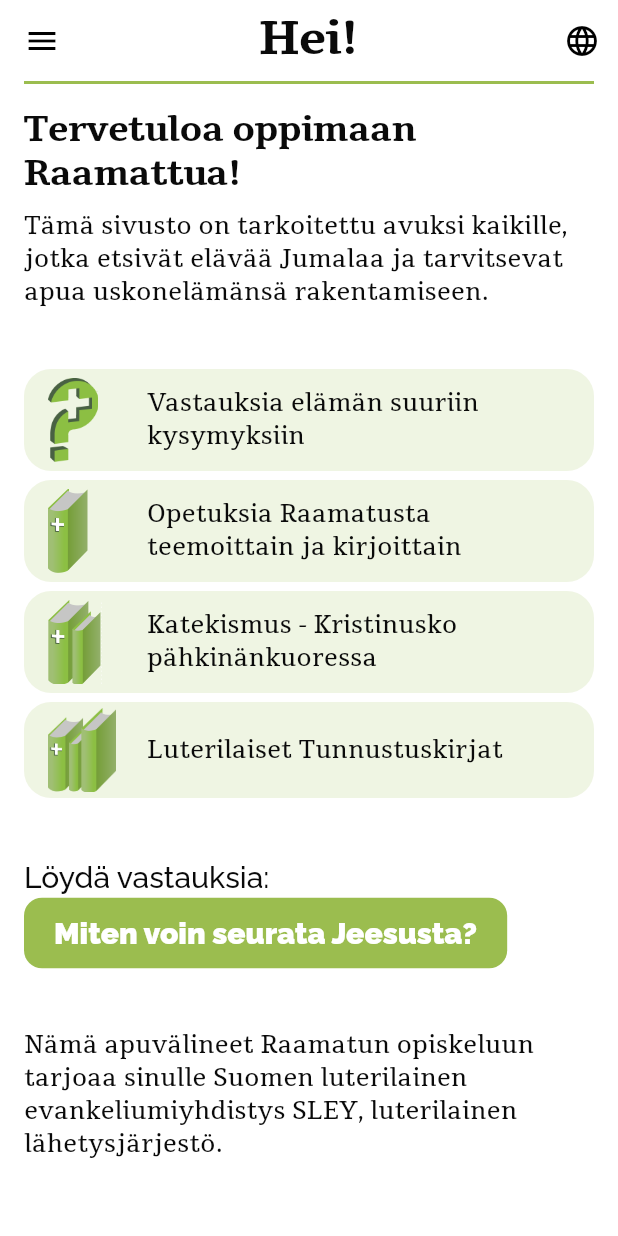
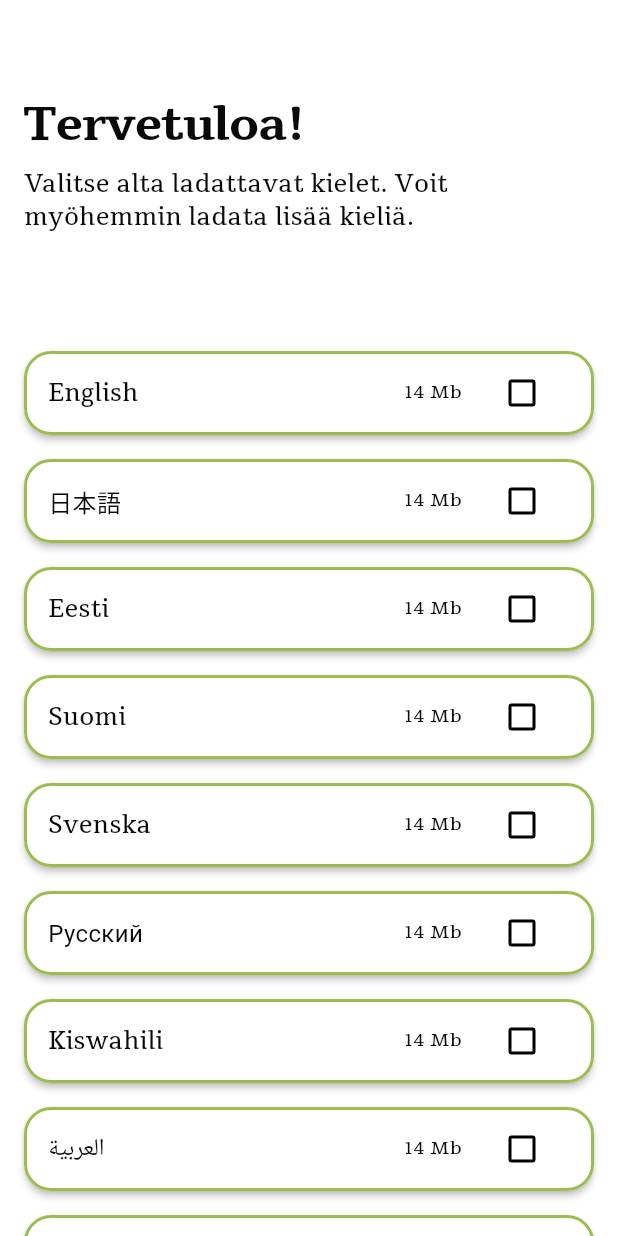
Before and after one commit to villepuuri/Bible-Toolbox, a Flutter app: the screen it shows after launch, on a phone screen of 412 x 824 dp. Run offline on Flutter 3.47's test engine with Material 3 defaults, Android fonts, the phone set to English and light mode, and no system bars; our stand-ins replace google_fonts, shared_preferences.

Commit message:
Built the loading and welcome pages

```diff
--- /dev/null
+++ b/lib/core/helpers/language_helper.dart
@@ -0,0 +1,48 @@
+class LanguageClass {
+  final String displayName;
+  final String abbreviation;
+  final String languagePacketSize;
+
+  const LanguageClass({required this.displayName, required this.abbreviation, required this.languagePacketSize});
+
+  // An easier way to get the language code
+  String get code => abbreviation;
+
+  @override
+  String toString() => "$displayName ($abbreviation)";
+}
+
+class LanguageHelper {
+
+  static const languages = [
+    LanguageClass(displayName: "English", abbreviation: "en", languagePacketSize: "14 Mb"),
+    LanguageClass(displayName: "日本語", abbreviation: "ja", languagePacketSize: "14 Mb"),
+    LanguageClass(displayName: "Eesti", abbreviation: "et", languagePacketSize: "14 Mb"),
+    LanguageClass(displayName: "Suomi", abbreviation: "fi", languagePacketSize: "14 Mb"),
+    LanguageClass(displayName: "Svenska", abbreviation: "sv", languagePacketSize: "14 Mb"),
+    LanguageClass(displayName: "Русский", abbreviation: "ru", languagePacketSize: "14 Mb"),
+    LanguageClass(displayName: "Kiswahili", abbreviation: "sw", languagePacketSize: "14 Mb"),
+    LanguageClass(displayName: "العربية", abbreviation: "ar", languagePacketSize: "14 Mb"),
+    LanguageClass(displayName: "فارسی", abbreviation: "fa", languagePacketSize: "14 Mb"),
+    LanguageClass(displayName: "မြန်မာဘာသာ", abbreviation: "my", languagePacketSize: "14 Mb"),
+  ];
+
+  static LanguageClass selectedLanguage = languages.first;
+  static int languageCount = languages.length;
+
+  static set setUsedLanguage(LanguageClass language) {
+    UnimplementedError("Setting the language has not yet been implemented");
+  }
+
+  static List<LanguageClass> get loadedLanguages {
+    UnimplementedError("Getting the languages has not yet been implemented");
+    return [];
+  }
+
+  static set loadedLanguages(List<LanguageClass> languages) {
+    UnimplementedError("Setting the languages has not yet been implemented");
+  }
+
+
+
+}
--- /dev/null
+++ b/lib/core/helpers/shared_preferences_keys.dart
@@ -0,0 +1,6 @@
+
+class SharedPreferencesKeys{
+
+  static const String firstTimeOpened = "isFirstTimeOpened";
+
+}
--- a/lib/core/theme.dart
+++ b/lib/core/theme.dart
@@ -12,6 +12,7 @@ class AppThemeData {
   // Color schemes
   static final lightColorScheme = ColorScheme.light(
     primary: lightGreen,
+    primaryContainer: opaqueGreen,
     secondary: darkGreen,
     surface: white,
   );
@@ -76,6 +77,14 @@ class AppThemeData {
     iconTheme: iconTheme,
     listTileTheme: ListTileThemeData(
       iconColor: lightGreen,
+      titleTextStyle: textTheme.bodyMedium,
+      shape: RoundedRectangleBorder(
+          borderRadius: BorderRadius.all(Radius.circular(18))
+      ),
+    ),
+    floatingActionButtonTheme: FloatingActionButtonThemeData(
+      backgroundColor: lightGreen,
+      foregroundColor: white
     ),
     appBarTheme: AppBarTheme(
       backgroundColor: white,
--- a/lib/main.dart
+++ b/lib/main.dart
@@ -1,4 +1,6 @@
 import 'package:bible_toolbox/presentation/pages/home_page.dart';
+import 'package:bible_toolbox/presentation/pages/loading_page.dart';
+import 'package:bible_toolbox/presentation/pages/welcome_page.dart';
 import 'package:flutter/material.dart';
 
 import 'core/theme.dart';
@@ -17,7 +19,9 @@ class MyApp extends StatelessWidget {
       title: 'Flutter Demo',
       theme: AppThemeData.lightTheme,
       routes: {
-        '/': (context) => const HomePage(),
+        '/': (context) => const LoadingPage(),
+        '/welcome': (context) => const WelcomePage(),
+        '/home': (context) => const HomePage(),
         // '/answers': (context) => const AnswerPage(),
         // '/bible': (context) => const BiblePage(),
         // '/catechism': (context) => const CatechismPage(),
--- a/lib/presentation/pages/home_page.dart
+++ b/lib/presentation/pages/home_page.dart
@@ -14,13 +14,13 @@ class HomePage extends StatelessWidget {
       leading: Image.asset(imageURL),
       minLeadingWidth: 50,
       title: Text(title),
-      titleTextStyle: Theme.of(context).textTheme.bodyMedium,
+      // titleTextStyle: Theme.of(context).textTheme.bodyMedium,
       contentPadding: const EdgeInsets.symmetric(horizontal: 16, vertical: 4),
       splashColor: AppThemeData.opaqueGreen,
       tileColor: AppThemeData.opaqueGreen,
-      shape: RoundedRectangleBorder(
-        borderRadius: BorderRadius.all(Radius.circular(18))
-      ),
+      // shape: RoundedRectangleBorder(
+      //   borderRadius: BorderRadius.all(Radius.circular(18))
+      // ),
       onTap: () {
         debugPrint('Pressed a tile: $title');
       },
--- /dev/null
+++ b/lib/presentation/pages/loading_page.dart
@@ -0,0 +1,42 @@
+import 'package:bible_toolbox/core/helpers/shared_preferences_keys.dart';
+import 'package:flutter/material.dart';
+import 'package:shared_preferences/shared_preferences.dart';
+
+class LoadingPage extends StatelessWidget {
+  const LoadingPage({super.key});
+
+  Future<void> _getAsyncInfo(BuildContext context) async {
+    /*
+    * This function checks all the asynchronous info required in the loading page
+    * */
+    // Obtain shared preferences.
+    final SharedPreferences prefs = await SharedPreferences.getInstance();
+
+    // Check if this is the first time opening the app
+    // if (prefs.getBool(SharedPreferencesKeys.firstTimeOpened) ?? false) {
+    if (true) { // todo: Change this to the real one
+      debugPrint('- It is the first time opening the app -> to Welcome Screen');
+      await prefs.setBool(SharedPreferencesKeys.firstTimeOpened, false);
+      // Open the language selector
+      UnimplementedError();
+      if (context.mounted) {
+        Navigator.pushReplacementNamed(context, '/welcome');
+      }
+    } else {
+      // Not the first time, open the home page
+      debugPrint('- It not the first time using the app -> to Home Screen');
+      if (context.mounted) {
+        Navigator.pushReplacementNamed(context, '/home');
+      }
+    }
+  }
+
+  @override
+  Widget build(BuildContext context) {
+    debugPrint('\n*** In loading screen ***');
+
+    // Check if this is the first time the app is opened
+    _getAsyncInfo(context);
+    return const Scaffold();
+  }
+}
--- /dev/null
+++ b/lib/presentation/pages/welcome_page.dart
@@ -0,0 +1,121 @@
+import 'package:bible_toolbox/core/helpers/language_helper.dart';
+import 'package:flutter/material.dart';
+
+class WelcomePage extends StatefulWidget {
+  const WelcomePage({super.key});
+
+  @override
+  State<WelcomePage> createState() => _WelcomePageState();
+}
+
+class _WelcomePageState extends State<WelcomePage> {
+  late List<bool> selectedLanguages;
+
+  @override
+  void initState() {
+    super.initState();
+    debugPrint('\n*** In Welcome page ***');
+    selectedLanguages = List.filled(LanguageHelper.languageCount, false);
+  }
+
+  @override
+  Widget build(BuildContext context) {
+    void changeSelection(int index, bool value) {
+      selectedLanguages[index] = value;
+      setState(() {});
+    }
+
+    List<Widget> languageBoxes = LanguageHelper.languages
+        .asMap() // Use this so the index is accessed
+        .entries
+        .map((entry) {
+          int index = entry.key;
+          LanguageClass element = entry.value;
+          return Card(
+            key: ValueKey(element.abbreviation),
+            margin: const EdgeInsets.symmetric(vertical: 8),
+            shape: RoundedRectangleBorder(
+              side: BorderSide(color: Theme.of(context).primaryColor, width: 2),
+              borderRadius: BorderRadius.all(Radius.circular(18)),
+            ),
+            elevation: 2,
+            child: ListTile(
+              title: Row(
+                mainAxisAlignment: MainAxisAlignment.spaceBetween,
+                children: [
+                  Text(
+                    element.displayName,
+                    style: Theme.of(context).textTheme.bodyMedium,
+                  ),
+                  Text(
+                    element.languagePacketSize,
+                    style: Theme.of(context).textTheme.bodySmall,
+                  ),
+                ],
+              ),
+              splashColor: Theme.of(context).colorScheme.primaryContainer,
+              onTap: () {
+                // Change the value if the box is pressed
+                changeSelection(index, !selectedLanguages[index]);
+              },
+              trailing: Checkbox(
+                value: selectedLanguages[index],
+
+                onChanged: (bool? value) {
+                  changeSelection(index, value ?? false);
+                },
+              ),
+            ),
+          );
+        })
+        .toList();
+
+    return Scaffold(
+      floatingActionButtonLocation: FloatingActionButtonLocation.centerFloat,
+      floatingActionButton: !selectedLanguages.contains(true)
+          ? null
+          : FloatingActionButton.extended(
+              onPressed: () {
+                debugPrint('The user wants to load the Following languages:');
+                for (int i = 0; i < LanguageHelper.languageCount; i++) {
+                  if (selectedLanguages[i]) {
+                    debugPrint(' - ${LanguageHelper.languages[i]}');
+                  }
+                }
+                // todo: implement loading the languages
+                Navigator.pushReplacementNamed(context, '/home');
+              },
+              label: Row(
+                children: [
+                  Text(
+                    "Lataa kielet",
+                    style: Theme.of(context).textTheme.headlineMedium!.apply(
+                      color: Theme.of(context).colorScheme.surface,
+                    ),
+                  ),
+                  const SizedBox(width: 15),
+                  Icon(Icons.download_rounded),
+                ],
+              ),
+            ),
+      body: ListView(
+        padding: const EdgeInsets.fromLTRB(16, 64, 16, 0),
+        children:
+            [
+              Text(
+                "Tervetuloa!",
+                style: Theme.of(context).textTheme.titleLarge,
+              ),
+              const SizedBox(height: 10),
+              Text(
+                "Valitse alta ladattavat kielet. Voit myöhemmin ladata lisää kieliä.",
+                style: Theme.of(context).textTheme.bodyMedium,
+              ),
+              const SizedBox(height: 70),
+            ] +
+            languageBoxes +
+            [const SizedBox(height: 140)],
+      ),
+    );
+  }
+}
--- a/pubspec.yaml
+++ b/pubspec.yaml
@@ -35,6 +35,7 @@ dependencies:
   # Use with the CupertinoIcons class for iOS style icons.
   cupertino_icons: ^1.0.8
   google_fonts: ^6.3.2
+  shared_preferences: ^2.5.3
 
 dev_dependencies:
   flutter_test:
```
Also changed, not shown: pubspec.lock.
